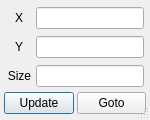
Qt form src/gui/ui/gotoDlg.ui (cunqinglan/OpenROAD_LRF) before a commit.
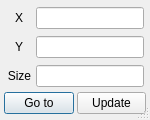
The same form after that commit.

Commit message: gui: clang-tidy + gemini reviews

The edit to the form file:
```diff
--- a/src/gui/ui/gotoDlg.ui
+++ b/src/gui/ui/gotoDlg.ui
@@ -253,16 +253,16 @@
      <item>
       <layout class="QHBoxLayout" name="horizontalLayout_4">
        <item>
-        <widget class="QPushButton" name="updateBtn">
+        <widget class="QPushButton" name="gotoBtn">
          <property name="text">
-          <string>Update</string>
+          <string>Go to</string>
          </property>
         </widget>
        </item>
        <item>
-        <widget class="QPushButton" name="gotoBtn">
+        <widget class="QPushButton" name="updateBtn">
          <property name="text">
-          <string>Goto</string>
+          <string>Update</string>
          </property>
         </widget>
        </item>
```
The commit also changes 1 other file.
